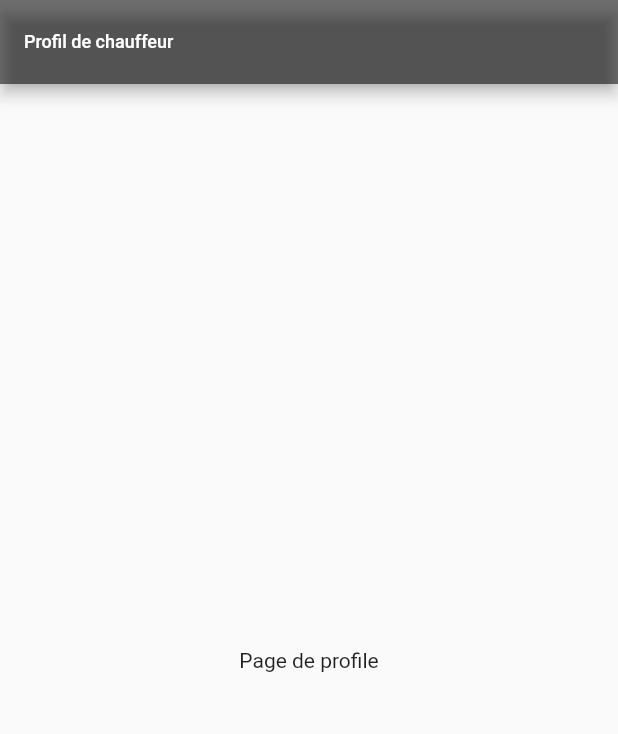
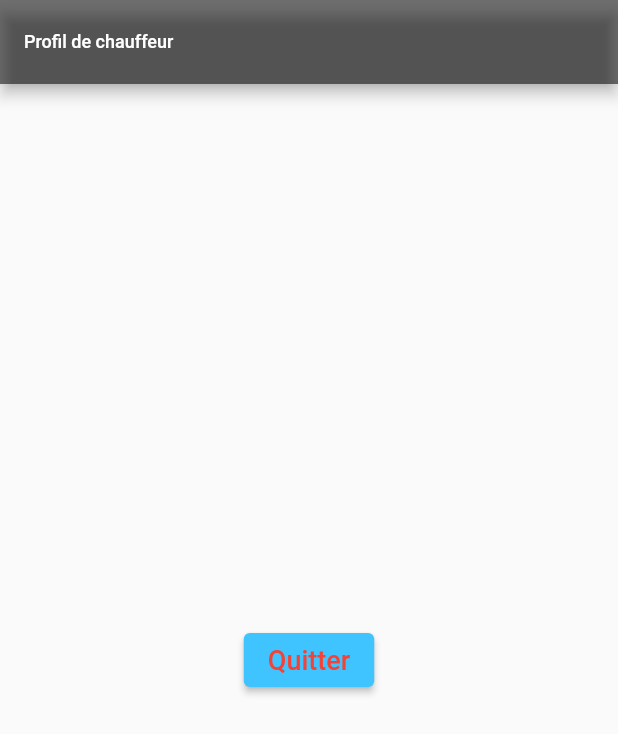
Before and after one commit to 49766954bogher/projet_flutter, a Flutter app: the ProfilePage screen opened directly, on a phone screen of 412 x 824 dp. Shown: the top 734 px of the screen. Run offline on Flutter 3.47's test engine with Material 2 defaults, Android fonts, the light colour scheme and no system bars; our stand-ins replace animated_splash_screen, firebase_auth, firebase_core, firebase_database, fluttertoast; accounts and stored records are empty.

Commit message:
grdtion de login

```diff
--- a/lib/Global/global.dart
+++ b/lib/Global/global.dart
@@ -1,6 +1,4 @@
 import 'package:firebase_auth/firebase_auth.dart';
-import 'package:firebase_core/firebase_core.dart';
-import 'package:flutter/material.dart';
 
 final FirebaseAuth fAuth = FirebaseAuth.instance;
 User? currentUser;
--- a/lib/Pages/profile.dart
+++ b/lib/Pages/profile.dart
@@ -1,4 +1,6 @@
 import 'package:flutter/material.dart';
+import 'package:taxido/Connection/connection.dart';
+import 'package:taxido/Global/global.dart';
 
 class ProfilePage extends StatefulWidget {
   const ProfilePage({Key? key}) : super(key: key);
@@ -21,9 +23,28 @@ class _ProfilePageState extends State<ProfilePage> {
         backgroundColor: Colors.black54,
 
       ),
-      body:const Center(
-        child:  Text("Page de profile"),
-      ),
+      body:Center(
+        child:ElevatedButton(
+          onPressed: () {
+            fAuth.signOut();
+            Navigator.push(context,
+                MaterialPageRoute(builder: (c) => const Connection()));
+          },
+          style: ElevatedButton.styleFrom(
+            primary: Colors.lightBlueAccent,
+          ),
+          child: const Text(
+            "Quitter",
+            style: TextStyle(
+              fontSize: 18,
+              color: Colors.red,
+            ),
+          ),
+        ),
+
+      )
+
+
     );
   }
 }
```
Also changed, not shown: lib/Authrntification/auth.dart (+6 -5 lines), lib/Connection/connection.dart (+16 -2 lines), lib/DetailsVoiture/delais_voiture.dart (+15 -11 lines), lib/EcranDemarage/splash_screen.dart (+13 -0 lines).
